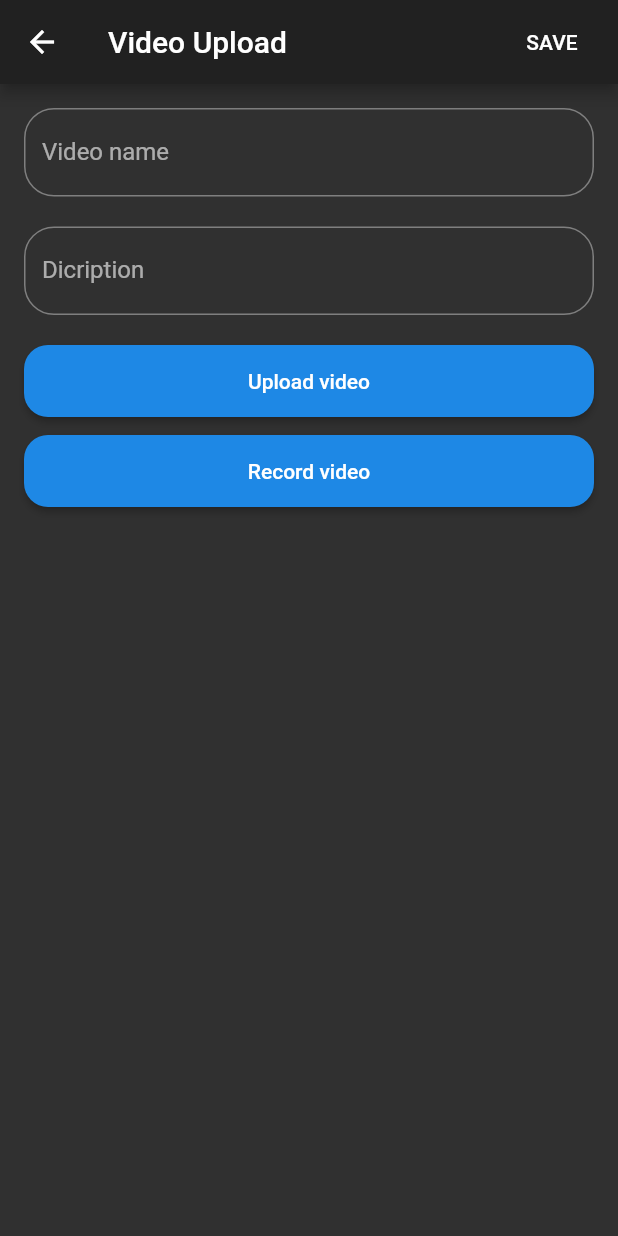
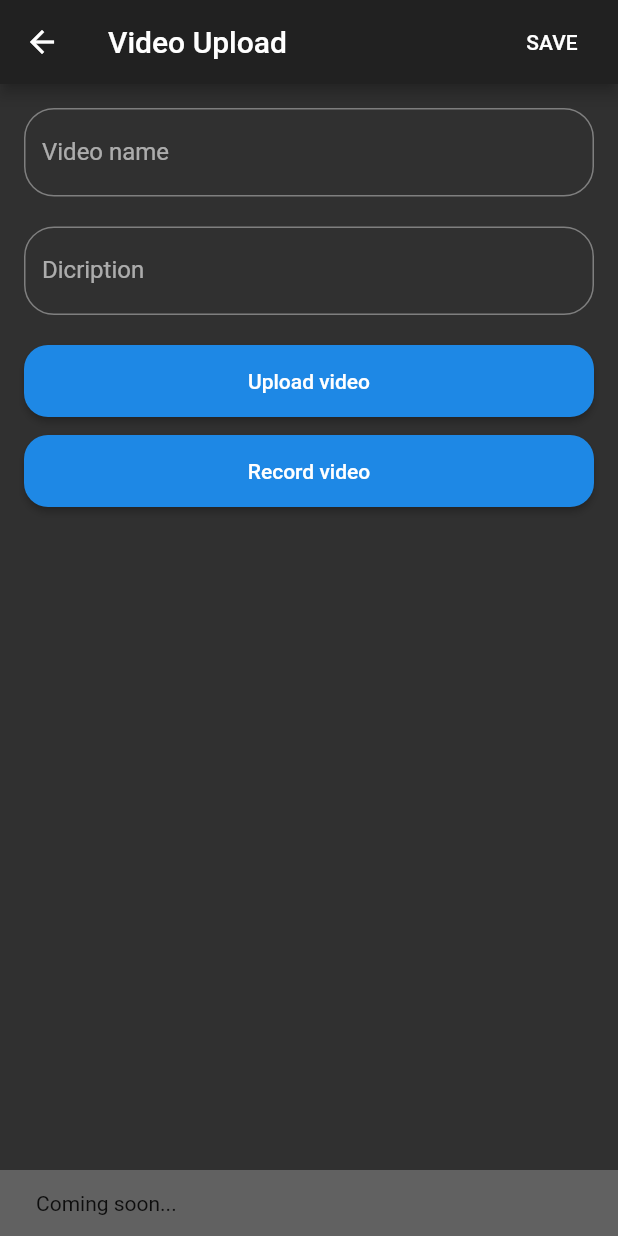
Before and after one commit to kaparray/VideoEditor, a Flutter app: the UploadVideo screen opened directly, after a tap on "Upload video", on a phone screen of 412 x 824 dp. Run offline on Flutter 3.47's test engine with Material 2 defaults, Android fonts, the phone set to English and light mode, and no system bars; our stand-ins replace camera, image_picker, video_player; missing offline and left inert: simple_share, thumbnails.

Commit message:
Add some fitch in video player <Fix bug with file. Block uploade file from device>

```diff
--- a/video_editor/lib/ui/screens/video_upload.dart
+++ b/video_editor/lib/ui/screens/video_upload.dart
@@ -27,13 +27,18 @@ class UploadVideoState extends State<UploadVideo> {
           ),
         ],
       ),
-      body: SafeArea(
-        child: Container(padding: EdgeInsets.all(16), child: _columnWidgets()),
+      body: Builder(
+        builder: (BuildContext _context) {
+          return SafeArea(
+              child: Container(
+                  padding: EdgeInsets.all(16),
+                  child: _columnWidgets(_context)));
+        },
       ),
     );
   }
 
-  _columnWidgets() {
+  _columnWidgets(BuildContext context) {
     return Column(
       children: <Widget>[
         TextField(
@@ -61,7 +66,12 @@ class UploadVideoState extends State<UploadVideo> {
             shape: new RoundedRectangleBorder(
                 borderRadius: new BorderRadius.circular(16.0)),
             child: Text('Upload video'),
-            onPressed: _uploadVideo,
+            onPressed: () {
+              Scaffold.of(context).showSnackBar(SnackBar(
+                content: Text('Coming soon...'),
+                backgroundColor: Colors.grey[700],
+              ));
+            },
           ),
         ),
         fitedBox(6),
@@ -79,14 +89,6 @@ class UploadVideoState extends State<UploadVideo> {
     );
   }
 
-  _uploadVideo() async {
-    var videoPath = await ImagePicker.pickVideo(source: ImageSource.gallery);
-
-    setState(() {
-      _videoPath = videoPath.uri.toString();
-    });
-  }
-
   _recordVideo() async {
     final videoPath = await Navigator.of(context).push(MaterialPageRoute(
         builder: (BuildContext context) => CameraHomeScreen(cameras)));
@@ -94,4 +96,12 @@ class UploadVideoState extends State<UploadVideo> {
       _videoPath = videoPath;
     });
   }
+
+  // For load video from device. Not use right now
+  _uploadVideo() async {
+    var videoPath = await ImagePicker.pickVideo(source: ImageSource.gallery);
+    setState(() {
+      _videoPath = videoPath.uri.toString();
+    });
+  }
 }
```
Also changed, not shown: video_editor/lib/resources/provider.dart (+7 -13 lines), video_editor/lib/ui/screens/main_screen.dart (+6 -1 lines), video_editor/lib/ui/screens/video_full_screeen.dart (+98 -12 lines), video_editor/lib/ui/views/video_grid_view.dart (+7 -12 lines).
